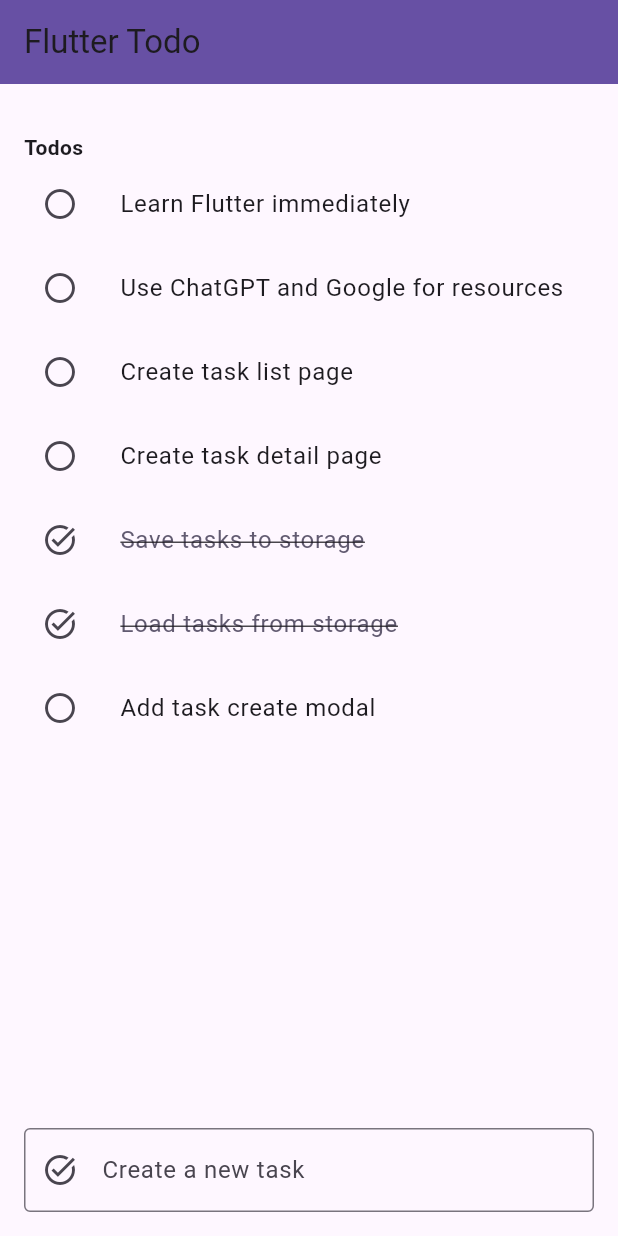
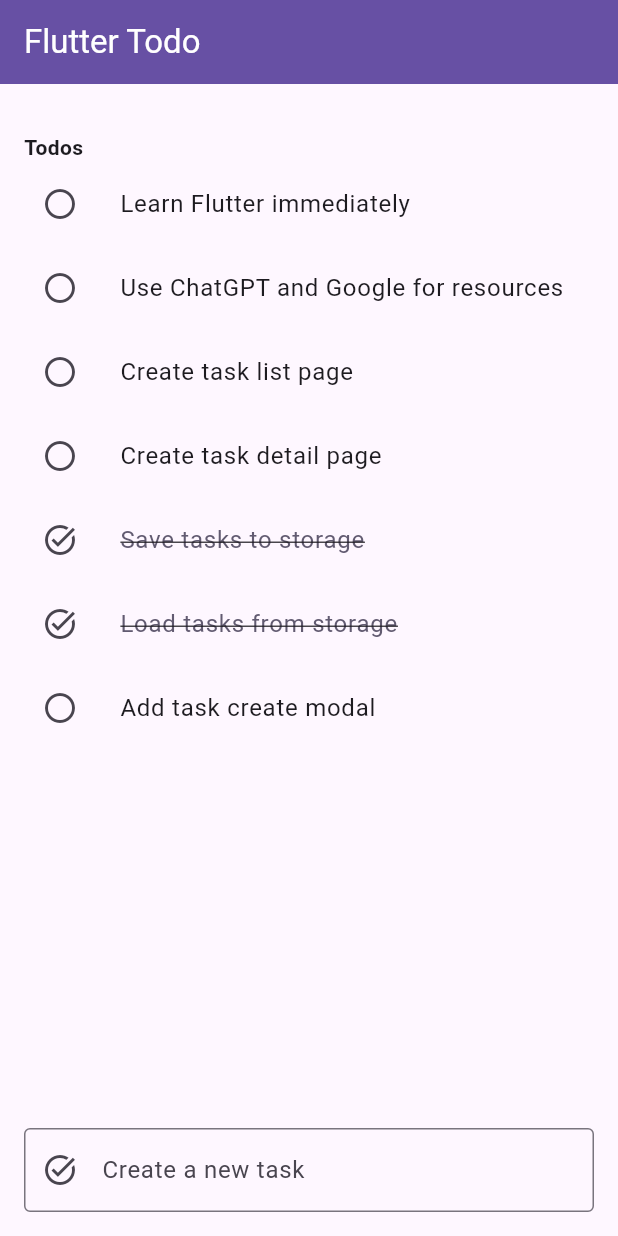
Before and after one commit to AmirSavand/flutter-todo, a Flutter app: the screen it shows after launch, on a phone screen of 412 x 824 dp. Run offline on Flutter 3.47's test engine with Material 3 defaults, Android fonts, the phone set to English and light mode, and no system bars.

Commit message:
Fix theme and colors

```diff
--- a/lib/main.dart
+++ b/lib/main.dart
@@ -12,9 +12,8 @@ class MyApp extends StatelessWidget {
   Widget build(BuildContext context) {
     return MaterialApp(
       title: 'Flutter Demo',
-      theme: ThemeData(
-        useMaterial3: true,
-      ),
+      theme: ThemeData(useMaterial3: true),
+      darkTheme: ThemeData.dark(useMaterial3: true),
       themeMode: ThemeMode.system,
       routes: {
         '/': (context) => const TasksPage(),
--- a/lib/pages/tasks.page.dart
+++ b/lib/pages/tasks.page.dart
@@ -26,7 +26,10 @@ class _TasksPageState extends State<TasksPage> {
     return Scaffold(
       appBar: AppBar(
         backgroundColor: Theme.of(context).colorScheme.primary,
-        title: const Text('Flutter Todo'),
+        title: Text(
+          'Flutter Todo',
+          style: TextStyle(color: Theme.of(context).colorScheme.onPrimary),
+        ),
       ),
       body: Column(
         crossAxisAlignment: CrossAxisAlignment.start,
```
